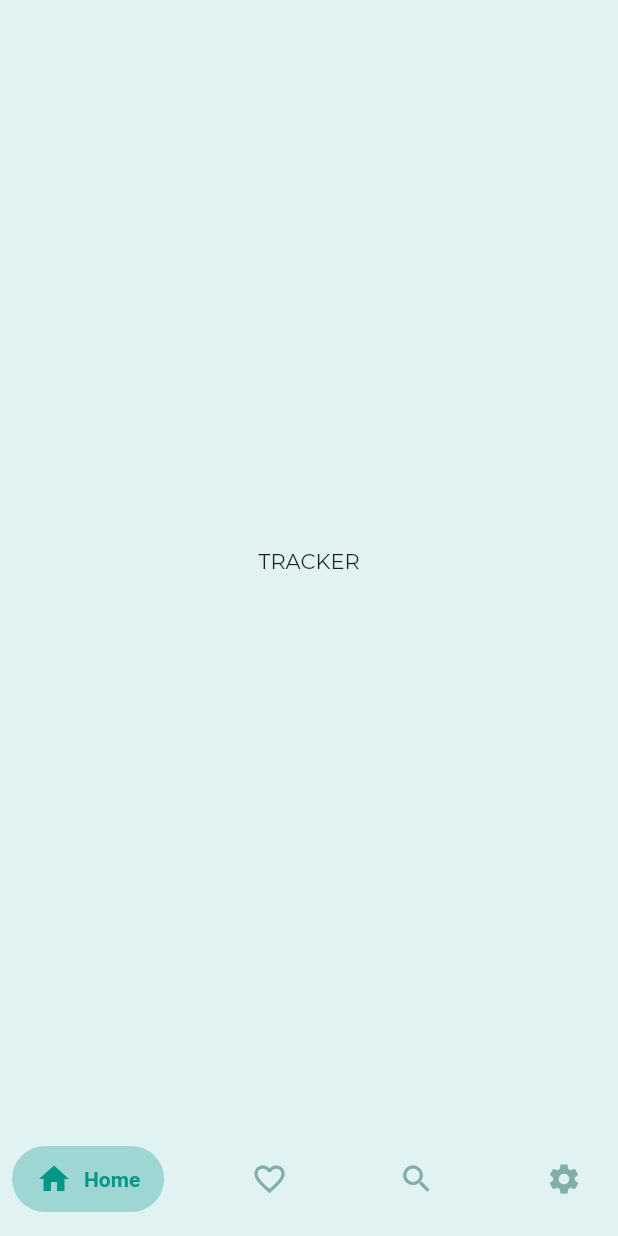
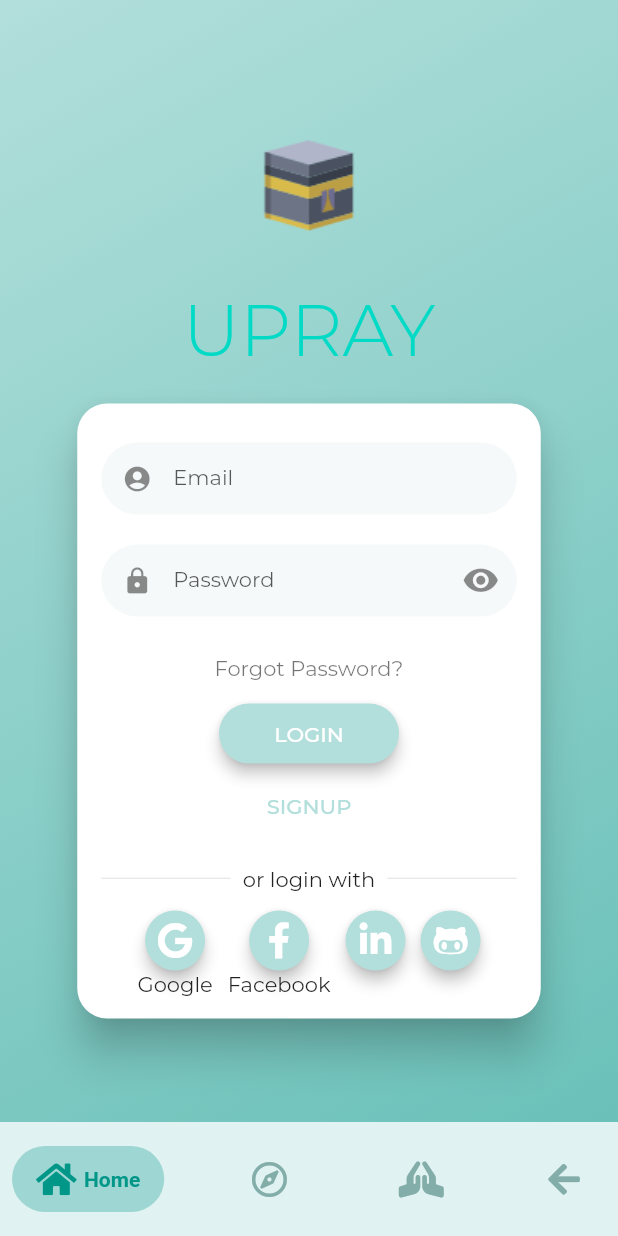
Before and after one commit to om4rr4mo/X_UPray, a Flutter app: the screen it shows after launch, swiped to page 3, on a phone screen of 412 x 824 dp. Run offline on Flutter 3.47's test engine with Material 2 defaults, Android fonts, the phone set to English and light mode, and no system bars; drawn by our look-alikes of flutter_login, salomon_bottom_bar; our stand-ins replace after_layout, flutter_compass, font_awesome_flutter, geolocator, location, lottie and 2 more; missing offline and left inert: android_intent, geocoder; project files that could hold a hidden picture were left out.

Commit message:
[mg][fixed] trackerPage

```diff
--- a/lib/components/navigation_bar.dart
+++ b/lib/components/navigation_bar.dart
@@ -1,4 +1,5 @@
 import 'package:flutter/material.dart';
+import 'package:font_awesome_flutter/font_awesome_flutter.dart';
 import 'package:page_transition/page_transition.dart';
 import 'package:prayers/pages/home_page.dart';
 import 'package:prayers/pages/settings_page.dart';
@@ -40,28 +41,28 @@ class _HomeNavigationBarState extends State<HomeNavigationBar> {
         items: [
           /// Home
           SalomonBottomBarItem(
-            icon: const Icon(Icons.home),
+            icon: const Icon(FontAwesomeIcons.home),
             title: const Text("Home"),
             selectedColor: Colors.teal,
           ),
 
           /// Favourites
           SalomonBottomBarItem(
-            icon: const Icon(Icons.favorite_border),
+            icon: Icon(FontAwesomeIcons.compass),
             title: const Text("Qibla"),
             selectedColor: Colors.teal,
           ),
 
           /// Search
           SalomonBottomBarItem(
-            icon: const Icon(Icons.search),
+            icon: const Icon(FontAwesomeIcons.prayingHands),
             title: const Text("Tracker"),
             selectedColor: Colors.teal,
           ),
 
           /// Profile
           SalomonBottomBarItem(
-            icon: const Icon(Icons.settings),
+            icon: const Icon(FontAwesomeIcons.arrowLeft),
             title: const Text("Impostazioni"),
             selectedColor: Colors.teal,
           ),
--- a/lib/pages/home_page.dart
+++ b/lib/pages/home_page.dart
@@ -30,8 +30,9 @@ class _HomePageState extends State<HomePage> {
   late String nextPrayer = "";
   late PageController pageController = new PageController();
   var currentIndex = 0;
-  final PermissionHandler permissionHandler = PermissionHandler();
-  late Map<PermissionGroup, PermissionStatus> permissions;
+
+  // final PermissionHandler permissionHandler = PermissionHandler();
+  // late Map<PermissionGroup, PermissionStatus> permissions;
 
   String timeBetween(DateTime from, DateTime to) {
     from = DateTime(
@@ -57,24 +58,24 @@ class _HomePageState extends State<HomePage> {
   //   return s;
   // }
 
-  Future<bool> _requestPermission(PermissionGroup permission) async {
-    final PermissionHandler _permissionHandler = PermissionHandler();
-    var result = await _permissionHandler.requestPermissions([permission]);
-    if (result[permission] == PermissionStatus.granted) {
-      return true;
-    }
-    return false;
-  }
-
-  /*Checking if your App has been Given Permission*/
-  Future<bool> requestLocationPermission({Function? onPermissionDenied}) async {
-    var granted = await _requestPermission(PermissionGroup.location);
-    if (granted != true) {
-      requestLocationPermission();
-    }
-    debugPrint('requestContactsPermission $granted');
-    return granted;
-  }
+  // Future<bool> _requestPermission(PermissionGroup permission) async {
+  //   final PermissionHandler _permissionHandler = PermissionHandler();
+  //   var result = await _permissionHandler.requestPermissions([permission]);
+  //   if (result[permission] == PermissionStatus.granted) {
+  //     return true;
+  //   }
+  //   return false;
+  // }
+  //
+  // /*Checking if your App has been Given Permission*/
+  // Future<bool> requestLocationPermission({Function? onPermissionDenied}) async {
+  //   var granted = await _requestPermission(PermissionGroup.location);
+  //   if (granted != true) {
+  //     requestLocationPermission();
+  //   }
+  //   debugPrint('requestContactsPermission $granted');
+  //   return granted;
+  // }
 
   /*Show dialog if GPS not enabled and open settings location*/
   Future _checkGps() async {
@@ -118,7 +119,7 @@ class _HomePageState extends State<HomePage> {
   void initState() {
     super.initState();
 
-    requestLocationPermission();
+    //requestLocationPermission();
     _gpsService();
     // timer = Timer.periodic(Duration(seconds: 1), (_) {
     //   setState(() {
@@ -148,7 +149,12 @@ class _HomePageState extends State<HomePage> {
         child: PageView(
           physics: NeverScrollableScrollPhysics(),
           controller: pageController,
-          children: [PrayersPage(), QiblaPage(), TrackerPage(), SettingsPage()],
+          children: [
+            PrayersPage(),
+            QiblaPage(),
+            TrackerPage(),
+            SettingsPage(),
+          ],
         ),
       ),
     );
--- a/lib/pages/prayers_page.dart
+++ b/lib/pages/prayers_page.dart
@@ -1,4 +1,5 @@
 import 'package:flutter/material.dart';
+import 'package:font_awesome_flutter/font_awesome_flutter.dart';
 import 'package:intl/intl.dart';
 import 'package:prayers/Utility/TGBL.dart';
 import 'package:prayers/components/prayer_item.dart';
@@ -53,7 +54,7 @@ class _PrayersPageState extends State<PrayersPage> {
                             });
                           },
                           child: Icon(
-                            Icons.arrow_back_ios,
+                            FontAwesomeIcons.arrowLeft,
                             size: 30,
                           ),
                         ),
@@ -79,7 +80,7 @@ class _PrayersPageState extends State<PrayersPage> {
                             });
                           },
                           child: Icon(
-                            Icons.arrow_forward_ios,
+                            FontAwesomeIcons.arrowRight,
                             size: 30,
                           ),
                         ),
--- a/lib/pages/tracker_page.dart
+++ b/lib/pages/tracker_page.dart
@@ -1,16 +1,100 @@
 import 'package:flutter/material.dart';
+import 'package:flutter_login/flutter_login.dart';
+import 'package:font_awesome_flutter/font_awesome_flutter.dart';
+import 'package:prayers/pages/home_page.dart';
+
+const users = const {
+  'dribbble@gmail.com': '12345',
+  'hunter@gmail.com': 'hunter',
+};
 
 class TrackerPage extends StatelessWidget {
-  const TrackerPage({Key? key}) : super(key: key);
+  Duration get loginTime => Duration(milliseconds: 2250);
+
+  Future<String?> _authUser(LoginData data) {
+    debugPrint('Name: ${data.name}, Password: ${data.password}');
+    return Future.delayed(loginTime).then((_) {
+      if (!users.containsKey(data.name)) {
+        return 'User not exists';
+      }
+      if (users[data.name] != data.password) {
+        return 'Password does not match';
+      }
+      return null;
+    });
+  }
+
+  Future<String?> _signupUser(SignupData data) {
+    debugPrint('Signup Name: ${data.name}, Password: ${data.password}');
+    return Future.delayed(loginTime).then((_) {
+      return null;
+    });
+  }
+
+  Future<String> _recoverPassword(String name) {
+    debugPrint('Name: $name');
+    return Future.delayed(loginTime).then((_) {
+      if (!users.containsKey(name)) {
+        return 'User not exists';
+      }
+      return "";
+    });
+  }
 
   @override
   Widget build(BuildContext context) {
-    return Scaffold(
-      body: SafeArea(
-        child: Center(
-          child: Text("TRACKER"),
+    return FlutterLogin(
+      disableCustomPageTransformer: true,
+      title: 'UPRAY',
+      logo: AssetImage('assets/images/mecca.png'),
+      onLogin: _authUser,
+      onSignup: _signupUser,
+      loginProviders: <LoginProvider>[
+        LoginProvider(
+          icon: FontAwesomeIcons.google,
+          label: 'Google',
+          callback: () async {
+            debugPrint('start google sign in');
+            await Future.delayed(loginTime);
+            debugPrint('stop google sign in');
+            return null;
+          },
         ),
-      ),
+        LoginProvider(
+          icon: FontAwesomeIcons.facebookF,
+          label: 'Facebook',
+          callback: () async {
+            debugPrint('start facebook sign in');
+            await Future.delayed(loginTime);
+            debugPrint('stop facebook sign in');
+            return null;
+          },
+        ),
+        LoginProvider(
+          icon: FontAwesomeIcons.linkedinIn,
+          callback: () async {
+            debugPrint('start linkdin sign in');
+            await Future.delayed(loginTime);
+            debugPrint('stop linkdin sign in');
+            return null;
+          },
+        ),
+        LoginProvider(
+          icon: FontAwesomeIcons.githubAlt,
+          callback: () async {
+            debugPrint('start github sign in');
+            await Future.delayed(loginTime);
+            debugPrint('stop github sign in');
+            return null;
+          },
+        ),
+      ],
+      onSubmitAnimationCompleted: () {
+        Navigator.of(context).pushReplacement(MaterialPageRoute(
+          builder: (context) => HomePage(),
+        ));
+      },
+      onRecoverPassword: _recoverPassword,
     );
   }
 }
--- a/pubspec.yaml
+++ b/pubspec.yaml
@@ -45,8 +45,10 @@ dependencies:
   flutter_compass: ^0.3.2
   location: ^2.3.5
   after_layout: ^1.0.7+2
-  permission_handler: ^4.4.0+hotfix.2
+  permission_handler: ^8.3.0
   android_intent: ^0.3.6+12
+  flutter_login: ^3.1.0
+  font_awesome_flutter: ^9.2.0
 
 dev_dependencies:
   flutter_test:
```
Also changed, not shown: pubspec.lock, 37 other files.
